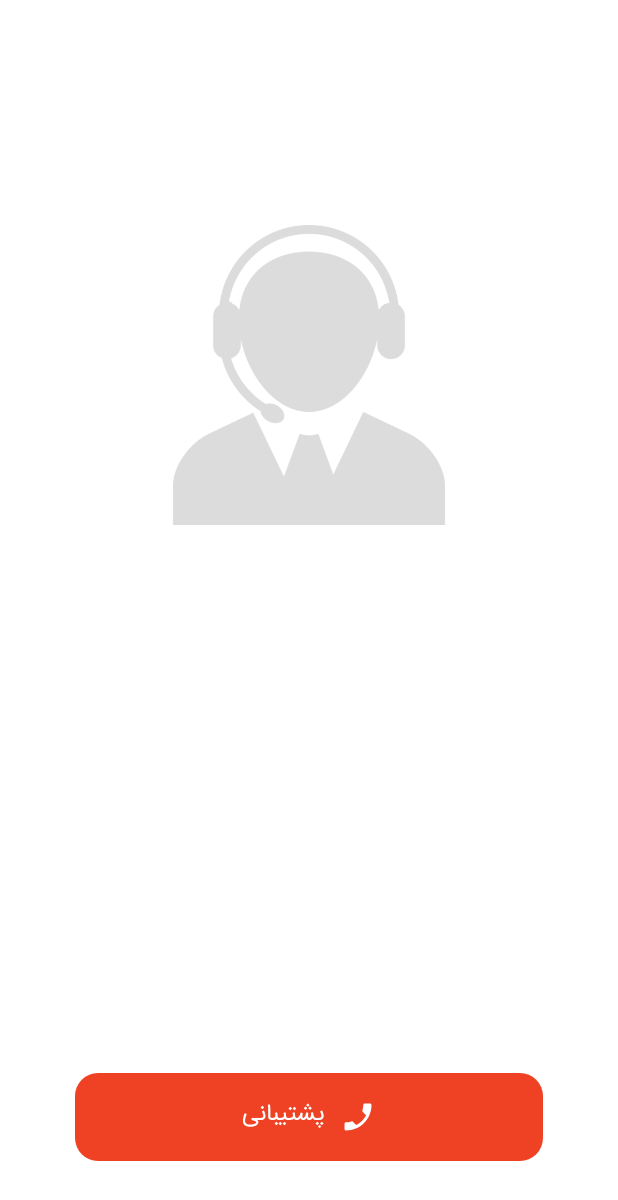
After one commit to karimi96/FoodOrderiing, an Android app: the layout activity_forget_pass.xml on its own in the app's theme, with its tools: preview values and no code run, on a phone screen of 412 x 824 dp. The commit adds this screen. Shown: the top 1200 px of the screen. Run offline under Robolectric (Android 15) with nearby library versions, the phone set to English and light mode, and no system bars.

Commit message:
create forget pass part

```diff
--- /dev/null
+++ b/app/src/main/res/drawable/border_forgetpass.xml
@@ -0,0 +1,14 @@
+<?xml version="1.0" encoding="utf-8"?>
+<ripple xmlns:android="http://schemas.android.com/apk/res/android"
+    android:color="#cccccc">
+
+    <item>
+        <shape android:shape="rectangle">
+
+            <corners android:radius="15dp" />
+            <solid android:color="@color/red_toolbar" />
+
+        </shape>
+    </item>
+
+</ripple>
--- /dev/null
+++ b/app/src/main/res/drawable/call.xml
@@ -0,0 +1,5 @@
+<vector android:height="24dp" android:tint="#FFFFFF"
+    android:viewportHeight="24" android:viewportWidth="24"
+    android:width="24dp" xmlns:android="http://schemas.android.com/apk/res/android">
+    <path android:fillColor="@android:color/white" android:pathData="M17.38,10.79l-2.2,-2.2c-0.28,-0.28 -0.36,-0.67 -0.25,-1.02 0.37,-1.12 0.57,-2.32 0.57,-3.57 0,-0.55 0.45,-1 1,-1H20c0.55,0 1,0.45 1,1 0,9.39 -7.61,17 -17,17 -0.55,0 -1,-0.45 -1,-1v-3.49c0,-0.55 0.45,-1 1,-1 1.24,0 2.45,-0.2 3.57,-0.57 0.35,-0.12 0.75,-0.03 1.02,0.24l2.2,2.2c2.83,-1.45 5.15,-3.76 6.59,-6.59z"/>
+</vector>
--- /dev/null
+++ b/app/src/main/res/drawable/ripple_forgetpass.xml
@@ -0,0 +1,5 @@
+<?xml version="1.0" encoding="utf-8"?>
+<ripple xmlns:android="http://schemas.android.com/apk/res/android"
+    android:color="#000000">
+
+</ripple>
--- /dev/null
+++ b/app/src/main/res/layout/activity_forget_pass.xml
@@ -0,0 +1,43 @@
+<?xml version="1.0" encoding="utf-8"?>
+<RelativeLayout xmlns:android="http://schemas.android.com/apk/res/android"
+    xmlns:app="http://schemas.android.com/apk/res-auto"
+    xmlns:tools="http://schemas.android.com/tools"
+    android:layout_width="match_parent"
+    android:layout_height="match_parent"
+    tools:context=".activity.forgetPass.ForgetPassActivity">
+
+
+    <ImageView
+        android:layout_width="200dp"
+        android:layout_height="200dp"
+        android:layout_marginTop="150dp"
+        android:layout_centerHorizontal="true"
+        android:src="@drawable/call_center2" />
+
+
+    <LinearLayout
+        android:id="@+id/linear_forgetPass"
+        android:background="@drawable/border_forgetpass"
+        android:layout_alignParentBottom="true"
+        android:layout_marginBottom="50dp"
+        android:gravity="center"
+        android:layout_marginHorizontal="50dp"
+        android:layout_width="match_parent"
+        android:layout_height="wrap_content">
+
+        <TextView
+            android:text="پشتیبانی"
+            android:gravity="center"
+            android:fontFamily="@font/iran_sans"
+            android:padding="15dp"
+            android:textColor="@color/white"
+            android:drawablePadding="10dp"
+            android:drawableRight="@drawable/call"
+            android:layout_gravity="center"
+            android:layout_width="wrap_content"
+            android:layout_height="wrap_content"/>
+
+    </LinearLayout>
+
+
+</RelativeLayout>
--- a/app/src/main/res/layout/activity_login.xml
+++ b/app/src/main/res/layout/activity_login.xml
@@ -98,6 +98,7 @@
             android:layout_width="25dp"
             android:layout_height="25dp"
             android:layout_marginBottom="8dp"
+            android:backgroundTint="@color/red_toolbar"
             android:checked="false"
             app:layout_constraintBottom_toTopOf="@+id/linear_login"
             app:layout_constraintStart_toStartOf="@+id/linear_login" />
@@ -144,6 +145,9 @@
             android:layout_height="wrap_content"
             android:layout_marginTop="10dp"
             android:autoLink="email"
+            android:background="?selectableItemBackgroundBorderless"
+            android:focusable="true"
+            android:clickable="true"
             android:fontFamily="@font/iran_sans"
             android:text="فراموشی رمز عبور?"
             android:textColor="@color/white_text"
```
Also changed, not shown: app/src/main/res/drawable-v24/call_center.png (added), app/src/main/res/drawable-v24/call_center2.png (added).
